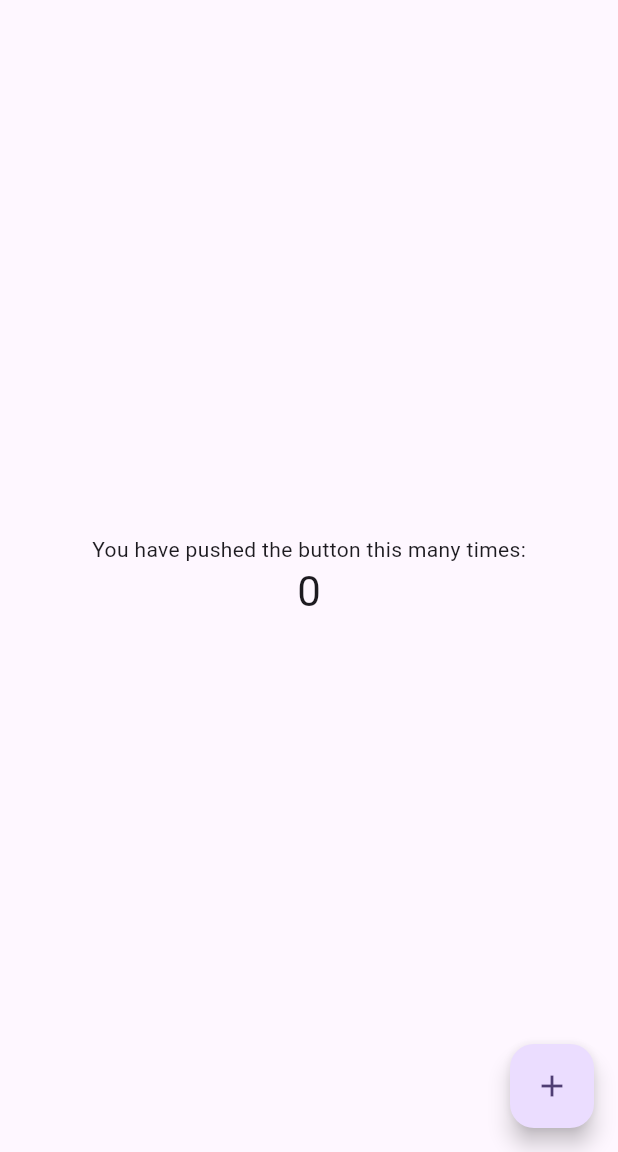
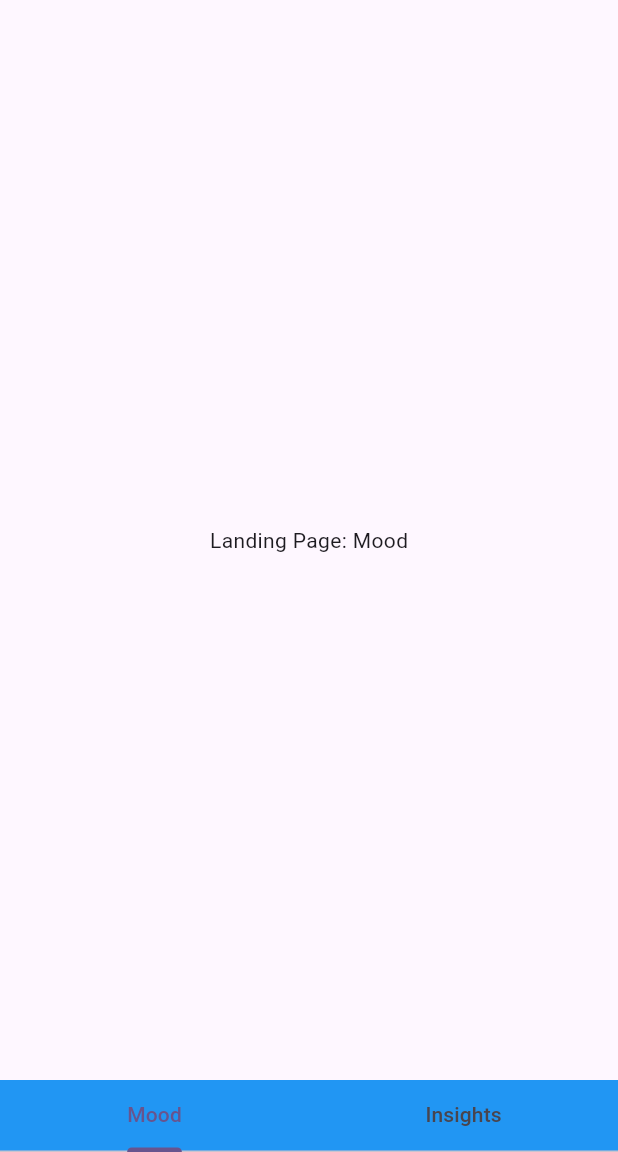
Before and after one commit to bhavya-l/MoodTracker, a Flutter app: the screen it shows after launch, on a phone screen of 412 x 824 dp, the part 84-1236 px from its top. Run offline on Flutter 3.47's test engine with Material 3 defaults, Android fonts, the phone set to English and light mode, and no system bars.

Commit message:
skeleton begun

```diff
--- /dev/null
+++ b/lib/core/home_screen.dart
@@ -0,0 +1 @@
+import 'package:flutter/material.dart';
--- /dev/null
+++ b/lib/features/insights/insights_screen.dart
@@ -0,0 +1,18 @@
+import 'package:flutter/material.dart';
+
+class InsightsScreen extends StatelessWidget {
+  @override
+  Widget build(BuildContext context) {
+    return Scaffold(
+      body: Container(
+        child: Center(
+          child: Column(
+            // center the children
+            mainAxisAlignment: MainAxisAlignment.center,
+            children: <Widget>[Text("Insights Screen")],
+          ),
+        ),
+      ),
+    );
+  }
+}
--- /dev/null
+++ b/lib/features/landing/mood_screen.dart
@@ -0,0 +1,18 @@
+import 'package:flutter/material.dart';
+
+class MoodScreen extends StatelessWidget {
+  @override
+  Widget build(BuildContext context) {
+    return Scaffold(
+      body: Container(
+        child: Center(
+          child: Column(
+            // center the children
+            mainAxisAlignment: MainAxisAlignment.center,
+            children: <Widget>[Text("Landing Page: Mood")],
+          ),
+        ),
+      ),
+    );
+  }
+}
--- a/lib/main.dart
+++ b/lib/main.dart
@@ -1,4 +1,6 @@
 import 'package:flutter/material.dart';
+import 'package:moodtracker/features/landing/mood_screen.dart';
+import 'package:moodtracker/features/insights/insights_screen.dart';
 
 void main() {
   runApp(const MyApp());
@@ -7,27 +9,11 @@ void main() {
 class MyApp extends StatelessWidget {
   const MyApp({super.key});
 
-  // This widget is the root of your application.
   @override
   Widget build(BuildContext context) {
     return MaterialApp(
       title: 'Flutter Demo',
       theme: ThemeData(
-        // This is the theme of your application.
-        //
-        // TRY THIS: Try running your application with "flutter run". You'll see
-        // the application has a purple toolbar. Then, without quitting the app,
-        // try changing the seedColor in the colorScheme below to Colors.green
-        // and then invoke "hot reload" (save your changes or press the "hot
-        // reload" button in a Flutter-supported IDE, or press "r" if you used
-        // the command line to start the app).
-        //
-        // Notice that the counter didn't reset back to zero; the application
-        // state is not lost during the reload. To reset the state, use hot
-        // restart instead.
-        //
-        // This works for code too, not just values: Most code changes can be
-        // tested with just a hot reload.
         colorScheme: ColorScheme.fromSeed(seedColor: Colors.deepPurple),
       ),
       home: const MyHomePage(title: 'Flutter Demo Home Page'),
@@ -37,86 +23,49 @@ class MyApp extends StatelessWidget {
 
 class MyHomePage extends StatefulWidget {
   const MyHomePage({super.key, required this.title});
-
-  // This widget is the home page of your application. It is stateful, meaning
-  // that it has a State object (defined below) that contains fields that affect
-  // how it looks.
-
-  // This class is the configuration for the state. It holds the values (in this
-  // case the title) provided by the parent (in this case the App widget) and
-  // used by the build method of the State. Fields in a Widget subclass are
-  // always marked "final".
-
   final String title;
 
   @override
-  State<MyHomePage> createState() => _MyHomePageState();
+  State<MyHomePage> createState() => MyHomePageState();
 }
 
-class _MyHomePageState extends State<MyHomePage> {
-  int _counter = 0;
+class MyHomePageState extends State<MyHomePage>
+    with SingleTickerProviderStateMixin {
+  late TabController controller;
+  @override
+  void initState() {
+    super.initState();
+    controller = TabController(length: 2, vsync: this);
+  }
 
-  void _incrementCounter() {
-    setState(() {
-      // This call to setState tells the Flutter framework that something has
-      // changed in this State, which causes it to rerun the build method below
-      // so that the display can reflect the updated values. If we changed
-      // _counter without calling setState(), then the build method would not be
-      // called again, and so nothing would appear to happen.
-      _counter++;
-    });
+  @override
+  void dispose() {
+    controller.dispose();
+    super.dispose();
   }
 
   @override
   Widget build(BuildContext context) {
-    // This method is rerun every time setState is called, for instance as done
-    // by the _incrementCounter method above.
-    //
-    // The Flutter framework has been optimized to make rerunning build methods
-    // fast, so that you can just rebuild anything that needs updating rather
-    // than having to individually change instances of widgets.
     return Scaffold(
       appBar: AppBar(
-        // TRY THIS: Try changing the color here to a specific color (to
-        // Colors.amber, perhaps?) and trigger a hot reload to see the AppBar
-        // change color while the other colors stay the same.
         backgroundColor: Theme.of(context).colorScheme.inversePrimary,
-        // Here we take the value from the MyHomePage object that was created by
-        // the App.build method, and use it to set our appbar title.
         title: Text(widget.title),
       ),
-      body: Center(
-        // Center is a layout widget. It takes a single child and positions it
-        // in the middle of the parent.
-        child: Column(
-          // Column is also a layout widget. It takes a list of children and
-          // arranges them vertically. By default, it sizes itself to fit its
-          // children horizontally, and tries to be as tall as its parent.
-          //
-          // Column has various properties to control how it sizes itself and
-          // how it positions its children. Here we use mainAxisAlignment to
-          // center the children vertically; the main axis here is the vertical
-          // axis because Columns are vertical (the cross axis would be
-          // horizontal).
-          //
-          // TRY THIS: Invoke "debug painting" (choose the "Toggle Debug Paint"
-          // action in the IDE, or press "p" in the console), to see the
-          // wireframe for each widget.
-          mainAxisAlignment: MainAxisAlignment.center,
-          children: <Widget>[
-            const Text('You have pushed the button this many times:'),
-            Text(
-              '$_counter',
-              style: Theme.of(context).textTheme.headlineMedium,
-            ),
+      body: TabBarView(
+        children: <Widget>[MoodScreen(), InsightsScreen()],
+        controller: controller,
+      ),
+      bottomNavigationBar: Material(
+        color: Colors.blue,
+        child: TabBar(
+          tabs: <Tab>[
+            Tab(text: "Mood"),
+            Tab(text: "Insights"),
           ],
+
+          controller: controller,
         ),
       ),
-      floatingActionButton: FloatingActionButton(
-        onPressed: _incrementCounter,
-        tooltip: 'Increment',
-        child: const Icon(Icons.add),
-      ), // This trailing comma makes auto-formatting nicer for build methods.
     );
   }
 }
```
